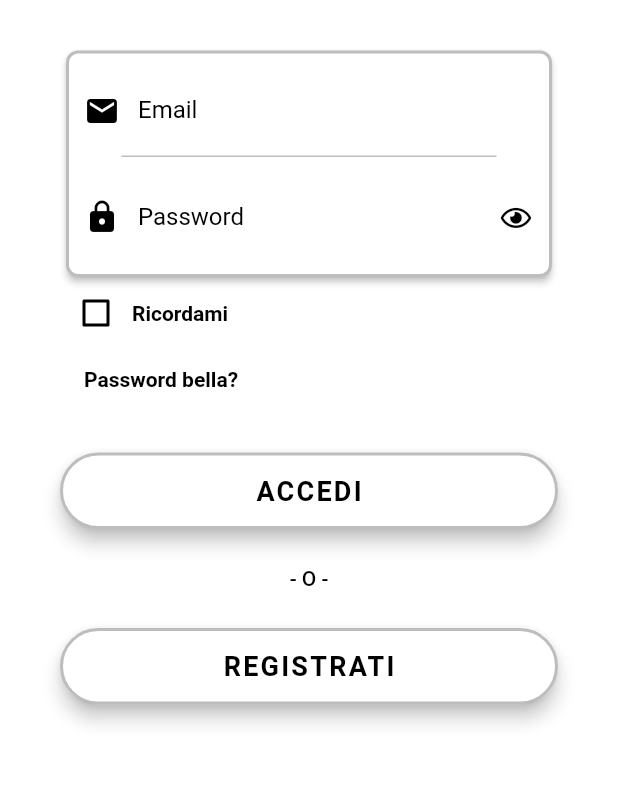
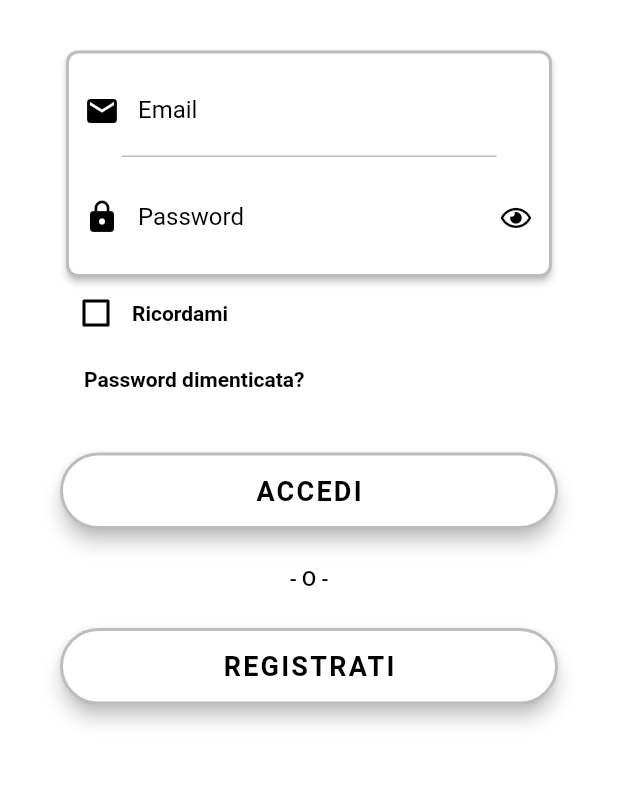
Before and after one commit to ErosAbatelli/quickplay_Flutter, a Flutter app: the screen it shows after launch, on a phone screen of 412 x 824 dp, the part 362-1148 px from its top. Run offline on Flutter 3.47's test engine with Material 2 defaults, Android fonts, the phone set to English and light mode, and no system bars; our stand-ins replace barcode_widget, cloud_firestore, firebase_auth, firebase_storage, flex_color_scheme, font_awesome_flutter and 6 more; missing offline and left inert: clipboard_manager, dart:ffi, kf_drawer; accounts and stored records are empty; Roboto replaces fonts that are missing (OpenSans); project files that could hold a hidden picture were left out.

Commit message:
primo commit ale

```diff
--- a/lib/pages/Login.dart
+++ b/lib/pages/Login.dart
@@ -149,7 +149,7 @@ class _LoginScreenState extends State<LoginScreen> {
           _displayTextInputDialog(context);
         },
         child: Text(
-          'Password bella?',
+          'Password dimenticata?',
           style: kLabelStyle,
         ),
       ),
```
